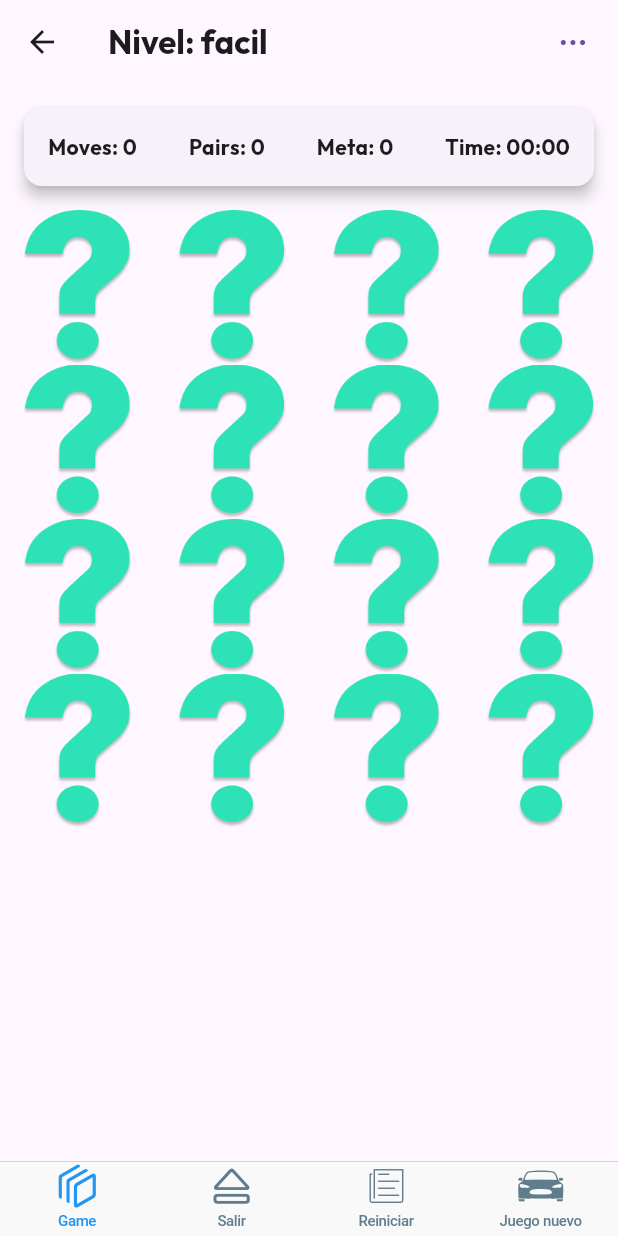
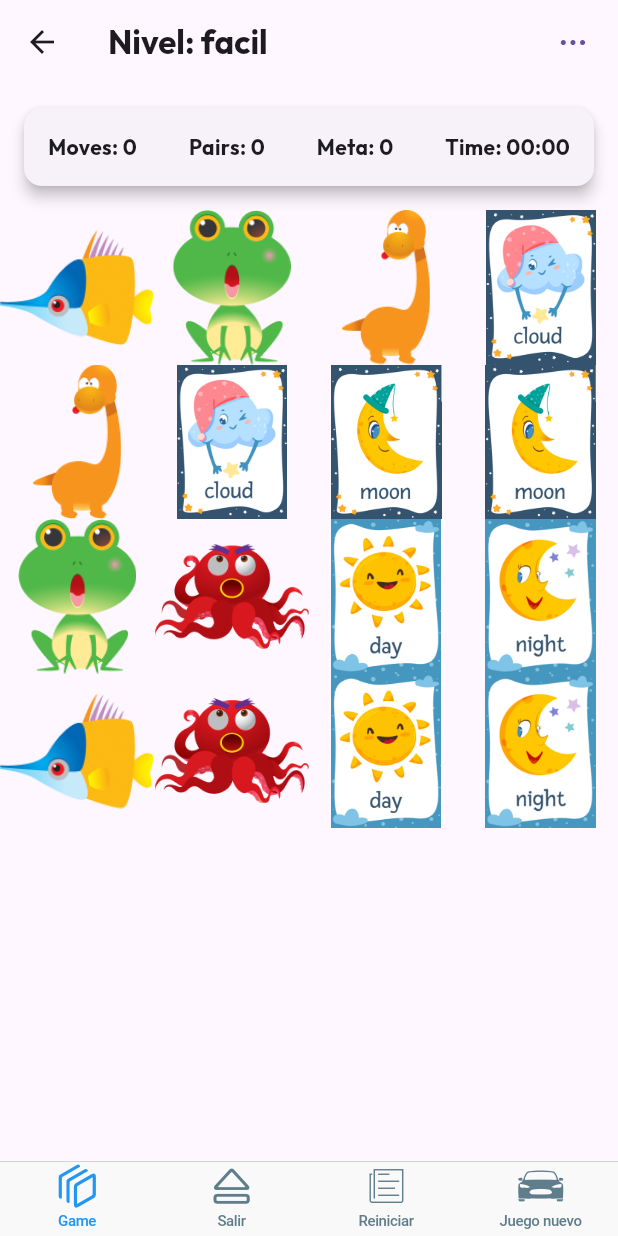
Before and after one commit to ElianRmz/Memorama, a Flutter app: the Tablero screen opened directly, on a phone screen of 412 x 824 dp. Run offline on Flutter 3.47's test engine with Material 3 defaults, Android fonts, the phone set to English and light mode, and no system bars; drawn by our look-alikes of flip_card; our stand-ins replace sqflite_common_ffi, sqflite_common_ffi_web; missing offline and left inert: bottom_cupertino_tabbar; accounts and stored records are empty.

Commit message:
Cambio a tres segundos cuando se ven las cartas por primera vez

```diff
--- a/lib/widgets/parrilla.dart
+++ b/lib/widgets/parrilla.dart
@@ -39,7 +39,7 @@ class _ParrillaState extends State<Parrilla> {
     habilitado = false;
     juan = true;
 
-    Future.delayed(const Duration(seconds: 1), () {
+    Future.delayed(const Duration(seconds: 3), () {
       setState(() {
         for (var control in controles) {
           control.toggleCard();
```
